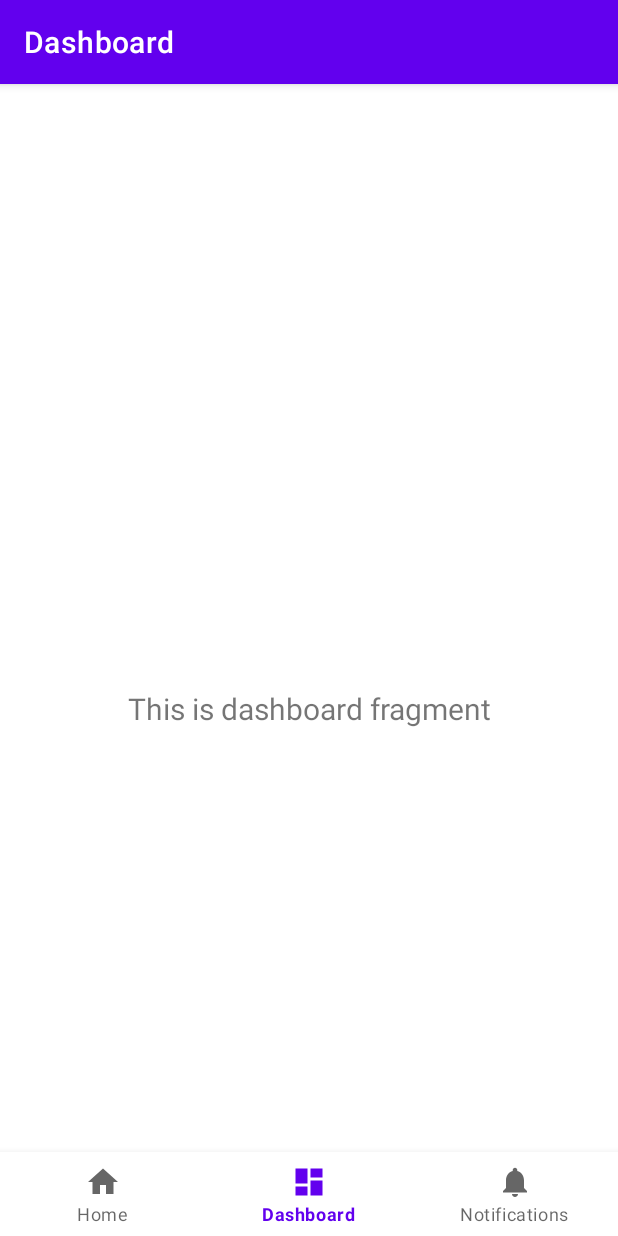
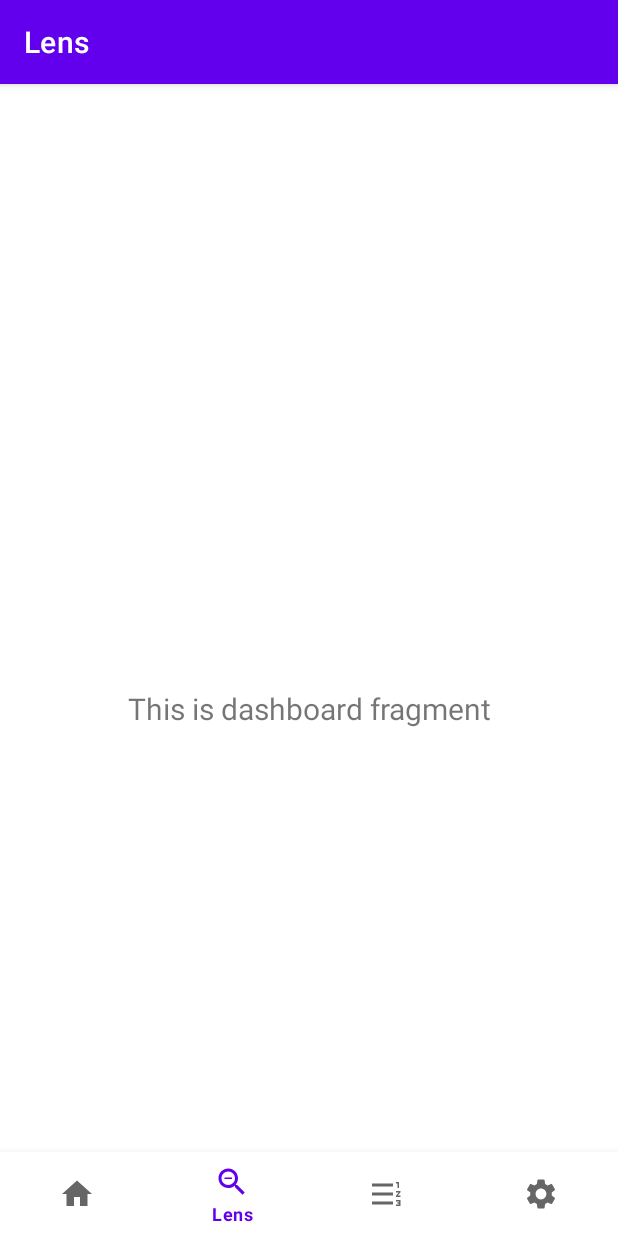
Before and after one commit to SimoravaIT/Tamagotchi_Android, an Android app: the screen it shows after launch (MainActivity), item 2 of the bottom bar chosen, on a phone screen of 412 x 824 dp. Run offline under Robolectric (Android 15) with nearby library versions, the phone set to English and light mode, and no system bars; our stand-ins replace navigation-ui.

Commit message:
temporary icons added to the menu

```diff
--- a/app/build.gradle
+++ b/app/build.gradle
@@ -3,12 +3,12 @@ plugins {
 }
 
 android {
-    compileSdk 30
+    compileSdk 31
 
     defaultConfig {
         applicationId "com.example.androidapp"
         minSdk 26
-        targetSdk 30
+        targetSdk 31
         versionCode 1
         versionName "1.0"
 
--- /dev/null
+++ b/app/src/main/res/drawable/img_lens_temp.xml
@@ -0,0 +1,10 @@
+<vector xmlns:android="http://schemas.android.com/apk/res/android"
+    android:width="24dp"
+    android:height="24dp"
+    android:viewportWidth="24"
+    android:viewportHeight="24"
+    android:tint="?attr/colorControlNormal">
+  <path
+      android:fillColor="@android:color/white"
+      android:pathData="M15.5,14h-0.79l-0.28,-0.27C15.41,12.59 16,11.11 16,9.5 16,5.91 13.09,3 9.5,3S3,5.91 3,9.5 5.91,16 9.5,16c1.61,0 3.09,-0.59 4.23,-1.57l0.27,0.28v0.79l5,4.99L20.49,19l-4.99,-5zM9.5,14C7.01,14 5,11.99 5,9.5S7.01,5 9.5,5 14,7.01 14,9.5 11.99,14 9.5,14zM7,9h5v1L7,10z"/>
+</vector>
--- /dev/null
+++ b/app/src/main/res/drawable/img_settings_temp.xml
@@ -0,0 +1,10 @@
+<vector xmlns:android="http://schemas.android.com/apk/res/android"
+    android:width="24dp"
+    android:height="24dp"
+    android:viewportWidth="24"
+    android:viewportHeight="24"
+    android:tint="?attr/colorControlNormal">
+  <path
+      android:fillColor="@android:color/white"
+      android:pathData="M19.14,12.94c0.04,-0.3 0.06,-0.61 0.06,-0.94c0,-0.32 -0.02,-0.64 -0.07,-0.94l2.03,-1.58c0.18,-0.14 0.23,-0.41 0.12,-0.61l-1.92,-3.32c-0.12,-0.22 -0.37,-0.29 -0.59,-0.22l-2.39,0.96c-0.5,-0.38 -1.03,-0.7 -1.62,-0.94L14.4,2.81c-0.04,-0.24 -0.24,-0.41 -0.48,-0.41h-3.84c-0.24,0 -0.43,0.17 -0.47,0.41L9.25,5.35C8.66,5.59 8.12,5.92 7.63,6.29L5.24,5.33c-0.22,-0.08 -0.47,0 -0.59,0.22L2.74,8.87C2.62,9.08 2.66,9.34 2.86,9.48l2.03,1.58C4.84,11.36 4.8,11.69 4.8,12s0.02,0.64 0.07,0.94l-2.03,1.58c-0.18,0.14 -0.23,0.41 -0.12,0.61l1.92,3.32c0.12,0.22 0.37,0.29 0.59,0.22l2.39,-0.96c0.5,0.38 1.03,0.7 1.62,0.94l0.36,2.54c0.05,0.24 0.24,0.41 0.48,0.41h3.84c0.24,0 0.44,-0.17 0.47,-0.41l0.36,-2.54c0.59,-0.24 1.13,-0.56 1.62,-0.94l2.39,0.96c0.22,0.08 0.47,0 0.59,-0.22l1.92,-3.32c0.12,-0.22 0.07,-0.47 -0.12,-0.61L19.14,12.94zM12,15.6c-1.98,0 -3.6,-1.62 -3.6,-3.6s1.62,-3.6 3.6,-3.6s3.6,1.62 3.6,3.6S13.98,15.6 12,15.6z"/>
+</vector>
--- /dev/null
+++ b/app/src/main/res/drawable/img_stat_temp.xml
@@ -0,0 +1,10 @@
+<vector xmlns:android="http://schemas.android.com/apk/res/android"
+    android:width="24dp"
+    android:height="24dp"
+    android:viewportWidth="24"
+    android:viewportHeight="24"
+    android:tint="?attr/colorControlNormal">
+  <path
+      android:fillColor="@android:color/white"
+      android:pathData="M18,17h2v0.5h-1v1h1v0.5h-2v1h3v-4h-3zM19,8h1L20,4h-2v1h1zM18,11h1.8L18,13.1v0.9h3v-1h-1.8l1.8,-2.1L21,10h-3zM2,5h14v2L2,7zM2,17h14v2L2,19zM2,11h14v2L2,13z"/>
+</vector>
--- a/app/src/main/res/menu/bottom_nav_menu.xml
+++ b/app/src/main/res/menu/bottom_nav_menu.xml
@@ -3,17 +3,23 @@
 
     <item
         android:id="@+id/navigation_home"
-        android:icon="@drawable/ic_home_black_24dp"
+        android:icon="@drawable/img_home_temp"
         android:title="@string/title_home" />
 
     <item
         android:id="@+id/navigation_dashboard"
-        android:icon="@drawable/ic_dashboard_black_24dp"
-        android:title="@string/title_dashboard" />
+        android:icon="@drawable/img_lens_temp"
+        android:title="@string/title_lens" />
 
     <item
         android:id="@+id/navigation_notifications"
-        android:icon="@drawable/ic_notifications_black_24dp"
-        android:title="@string/title_notifications" />
+        android:icon="@drawable/img_stat_temp"
+        android:title="@string/title_tasks" />
+
+    <item
+        android:id="@+id/navigation_settings"
+        android:icon="@drawable/img_settings_temp"
+        android:title="@string/title_settings" />
+
 
 </menu>
--- a/app/src/main/res/navigation/mobile_navigation.xml
+++ b/app/src/main/res/navigation/mobile_navigation.xml
@@ -14,12 +14,12 @@
     <fragment
         android:id="@+id/navigation_dashboard"
         android:name="com.example.androidapp.ui.dashboard.DashboardFragment"
-        android:label="@string/title_dashboard"
+        android:label="@string/title_lens"
         tools:layout="@layout/fragment_dashboard" />
 
     <fragment
         android:id="@+id/navigation_notifications"
         android:name="com.example.androidapp.ui.notifications.NotificationsFragment"
-        android:label="@string/title_notifications"
+        android:label="@string/title_tasks"
         tools:layout="@layout/fragment_notifications" />
 </navigation>
--- a/app/src/main/res/values/strings.xml
+++ b/app/src/main/res/values/strings.xml
@@ -1,6 +1,7 @@
 <resources>
     <string name="app_name">AndroidApp</string>
     <string name="title_home">Home</string>
-    <string name="title_dashboard">Dashboard</string>
-    <string name="title_notifications">Notifications</string>
+    <string name="title_lens">Lens</string>
+    <string name="title_tasks">Tasks</string>
+    <string name="title_settings">Settings</string>
 </resources>
```
Also changed, not shown: app/src/main/res/drawable/img_home_temp.xml (renamed from app/src/main/res/drawable/ic_home_black_24dp.xml).
